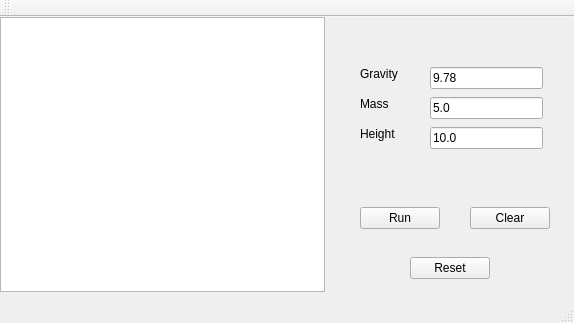
dcharrezt/Bouncing-Ball-Physics, file mainwindow.ui: the form before one commit.
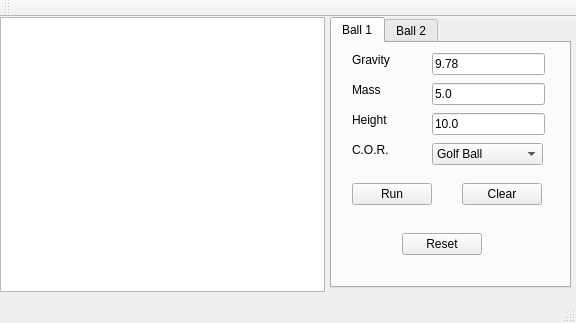
The form after the commit.

Commit message: Improved interface to handle both balls

Diff of the .ui file:
```diff
--- a/mainwindow.ui
+++ b/mainwindow.ui
@@ -6,7 +6,7 @@
    <rect>
     <x>0</x>
     <y>0</y>
-    <width>574</width>
+    <width>576</width>
     <height>323</height>
    </rect>
   </property>
@@ -14,110 +14,6 @@
    <string>CSUNSA</string>
   </property>
   <widget class="QWidget" name="centralWidget">
-   <widget class="QLabel" name="label">
-    <property name="geometry">
-     <rect>
-      <x>360</x>
-      <y>50</y>
-      <width>59</width>
-      <height>14</height>
-     </rect>
-    </property>
-    <property name="text">
-     <string>Gravity</string>
-    </property>
-   </widget>
-   <widget class="QLabel" name="label_2">
-    <property name="geometry">
-     <rect>
-      <x>360</x>
-      <y>80</y>
-      <width>59</width>
-      <height>14</height>
-     </rect>
-    </property>
-    <property name="text">
-     <string>Mass</string>
-    </property>
-   </widget>
-   <widget class="QLabel" name="label_3">
-    <property name="geometry">
-     <rect>
-      <x>360</x>
-      <y>110</y>
-      <width>59</width>
-      <height>14</height>
-     </rect>
-    </property>
-    <property name="text">
-     <string>Height</string>
-    </property>
-   </widget>
-   <widget class="QPushButton" name="runButton">
-    <property name="geometry">
-     <rect>
-      <x>360</x>
-      <y>190</y>
-      <width>80</width>
-      <height>22</height>
-     </rect>
-    </property>
-    <property name="text">
-     <string>Run</string>
-    </property>
-   </widget>
-   <widget class="QPushButton" name="clearButton">
-    <property name="geometry">
-     <rect>
-      <x>470</x>
-      <y>190</y>
-      <width>80</width>
-      <height>22</height>
-     </rect>
-    </property>
-    <property name="text">
-     <string>Clear</string>
-    </property>
-   </widget>
-   <widget class="QLineEdit" name="gravityBox">
-    <property name="geometry">
-     <rect>
-      <x>430</x>
-      <y>50</y>
-      <width>113</width>
-      <height>22</height>
-     </rect>
-    </property>
-    <property name="text">
-     <string>9.78</string>
-    </property>
-   </widget>
-   <widget class="QLineEdit" name="massBox">
-    <property name="geometry">
-     <rect>
-      <x>430</x>
-      <y>80</y>
-      <width>113</width>
-      <height>22</height>
-     </rect>
-    </property>
-    <property name="text">
-     <string>5.0</string>
-    </property>
-   </widget>
-   <widget class="QLineEdit" name="heightBox">
-    <property name="geometry">
-     <rect>
-      <x>430</x>
-      <y>110</y>
-      <width>113</width>
-      <height>22</height>
-     </rect>
-    </property>
-    <property name="text">
-     <string>10.0</string>
-    </property>
-   </widget>
    <widget class="QGraphicsView" name="graphicsView">
     <property name="geometry">
      <rect>
@@ -149,18 +45,203 @@
      <enum>QAbstractScrollArea::AdjustToContents</enum>
     </property>
    </widget>
-   <widget class="QPushButton" name="resetButton">
+   <widget class="QTabWidget" name="tabWidget">
     <property name="geometry">
      <rect>
-      <x>410</x>
-      <y>240</y>
-      <width>80</width>
-      <height>22</height>
+      <x>330</x>
+      <y>0</y>
+      <width>241</width>
+      <height>271</height>
      </rect>
     </property>
-    <property name="text">
-     <string>Reset</string>
+    <property name="currentIndex">
+     <number>0</number>
     </property>
+    <widget class="QWidget" name="tab">
+     <attribute name="title">
+      <string>Ball 1</string>
+     </attribute>
+     <widget class="QLabel" name="label">
+      <property name="geometry">
+       <rect>
+        <x>20</x>
+        <y>10</y>
+        <width>59</width>
+        <height>14</height>
+       </rect>
+      </property>
+      <property name="text">
+       <string>Gravity</string>
+      </property>
+     </widget>
+     <widget class="QLineEdit" name="massBox">
+      <property name="geometry">
+       <rect>
+        <x>100</x>
+        <y>40</y>
+        <width>113</width>
+        <height>22</height>
+       </rect>
+      </property>
+      <property name="text">
+       <string>5.0</string>
+      </property>
+     </widget>
+     <widget class="QLineEdit" name="gravityBox">
+      <property name="geometry">
+       <rect>
+        <x>100</x>
+        <y>10</y>
+        <width>113</width>
+        <height>22</height>
+       </rect>
+      </property>
+      <property name="text">
+       <string>9.78</string>
+      </property>
+     </widget>
+     <widget class="QPushButton" name="runButton">
+      <property name="geometry">
+       <rect>
+        <x>20</x>
+        <y>140</y>
+        <width>80</width>
+        <height>22</height>
+       </rect>
+      </property>
+      <property name="text">
+       <string>Run</string>
+      </property>
+     </widget>
+     <widget class="QLabel" name="label_3">
+      <property name="geometry">
+       <rect>
+        <x>20</x>
+        <y>70</y>
+        <width>59</width>
+        <height>14</height>
+       </rect>
+      </property>
+      <property name="text">
+       <string>Height</string>
+      </property>
+     </widget>
+     <widget class="QPushButton" name="clearButton">
+      <property name="geometry">
+       <rect>
+        <x>130</x>
+        <y>140</y>
+        <width>80</width>
+        <height>22</height>
+       </rect>
+      </property>
+      <property name="text">
+       <string>Clear</string>
+      </property>
+     </widget>
+     <widget class="QLabel" name="label_2">
+      <property name="geometry">
+       <rect>
+        <x>20</x>
+        <y>40</y>
+        <width>59</width>
+        <height>14</height>
+       </rect>
+      </property>
+      <property name="text">
+       <string>Mass</string>
+      </property>
+     </widget>
+     <widget class="QPushButton" name="resetButton">
+      <property name="geometry">
+       <rect>
+        <x>70</x>
+        <y>190</y>
+        <width>80</width>
+        <height>22</height>
+       </rect>
+      </property>
+      <property name="text">
+       <string>Reset</string>
+      </property>
+     </widget>
+     <widget class="QLineEdit" name="heightBox">
+      <property name="geometry">
+       <rect>
+        <x>100</x>
+        <y>70</y>
+        <width>113</width>
+        <height>22</height>
+       </rect>
+      </property>
+      <property name="text">
+       <string>10.0</string>
+      </property>
+     </widget>
+     <widget class="QComboBox" name="comboBox">
+      <property name="geometry">
+       <rect>
+        <x>100</x>
+        <y>100</y>
+        <width>111</width>
+        <height>22</height>
+       </rect>
+      </property>
+      <item>
+       <property name="text">
+        <string>Golf Ball</string>
+       </property>
+      </item>
+      <item>
+       <property name="text">
+        <string>Tennis Ball</string>
+       </property>
+      </item>
+      <item>
+       <property name="text">
+        <string>Billiard Ball</string>
+       </property>
+      </item>
+      <item>
+       <property name="text">
+        <string>Wooden Ball</string>
+       </property>
+      </item>
+      <item>
+       <property name="text">
+        <string>Steel Ball</string>
+       </property>
+      </item>
+      <item>
+       <property name="text">
+        <string>Rubber Ball</string>
+       </property>
+      </item>
+      <item>
+       <property name="text">
+        <string>Plastic Ball</string>
+       </property>
+      </item>
+     </widget>
+     <widget class="QLabel" name="label_4">
+      <property name="geometry">
+       <rect>
+        <x>20</x>
+        <y>100</y>
+        <width>59</width>
+        <height>14</height>
+       </rect>
+      </property>
+      <property name="text">
+       <string>C.O.R.</string>
+      </property>
+     </widget>
+    </widget>
+    <widget class="QWidget" name="tab_2">
+     <attribute name="title">
+      <string>Ball 2</string>
+     </attribute>
+    </widget>
    </widget>
   </widget>
   <widget class="QMenuBar" name="menuBar">
@@ -173,6 +254,7 @@
     </rect>
    </property>
   </widget>
+  <widget class="QStatusBar" name="statusBar"/>
   <widget class="QToolBar" name="mainToolBar">
    <attribute name="toolBarArea">
     <enum>TopToolBarArea</enum>
@@ -181,7 +263,6 @@
     <bool>false</bool>
    </attribute>
   </widget>
-  <widget class="QStatusBar" name="statusBar"/>
  </widget>
  <layoutdefault spacing="6" margin="11"/>
  <resources/>
```
Left out of the diff: 69 changed lines with no effect on the pictures. The commit also changes 1 other file.
